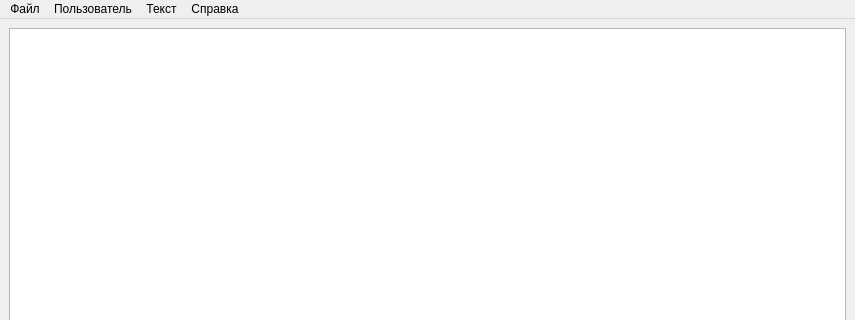
This is diglot-weave-gui/diglot-weave-gui/mainwindow.ui in kolodnikovm/diglotweave as Qt 5 draws it before an edit; both pictures show x 0 to 855 and y 0 to 320 of the 855 by 708 pixel window. The edited form follows.
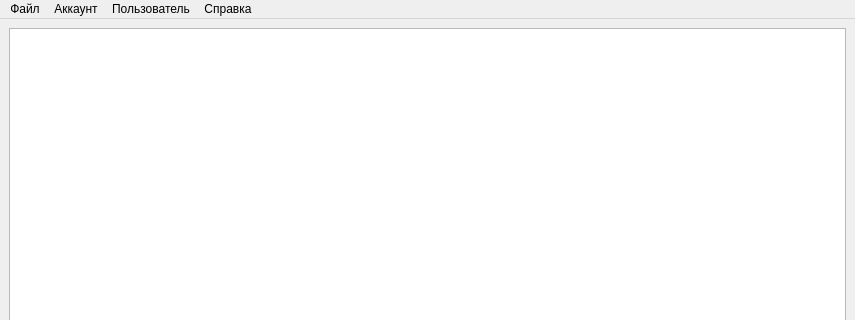
This is the edited form. Custom widgets are drawn as their Qt base class.

Patch:
```diff
--- a/diglot-weave-gui/diglot-weave-gui/mainwindow.ui
+++ b/diglot-weave-gui/diglot-weave-gui/mainwindow.ui
@@ -49,14 +49,6 @@
     </property>
     <addaction name="action_exit"/>
    </widget>
-   <widget class="QMenu" name="menu_user">
-    <property name="title">
-     <string>Пользователь</string>
-    </property>
-    <addaction name="action_login"/>
-    <addaction name="action_reg"/>
-    <addaction name="action_dict"/>
-   </widget>
    <widget class="QMenu" name="menu_about">
     <property name="title">
      <string>Справка</string>
@@ -65,13 +57,21 @@
    </widget>
    <widget class="QMenu" name="menu_text">
     <property name="title">
-     <string>Текст</string>
+     <string>Пользователь</string>
     </property>
     <addaction name="action_load_text"/>
     <addaction name="action_change_params"/>
    </widget>
+   <widget class="QMenu" name="menu">
+    <property name="title">
+     <string>Аккаунт</string>
+    </property>
+    <addaction name="action_login"/>
+    <addaction name="action_reg"/>
+    <addaction name="action_restore_pass"/>
+   </widget>
    <addaction name="menu_file"/>
-   <addaction name="menu_user"/>
+   <addaction name="menu"/>
    <addaction name="menu_text"/>
    <addaction name="menu_about"/>
   </widget>
```
Left out of the diff: 15 changed lines with no effect on the pictures.
